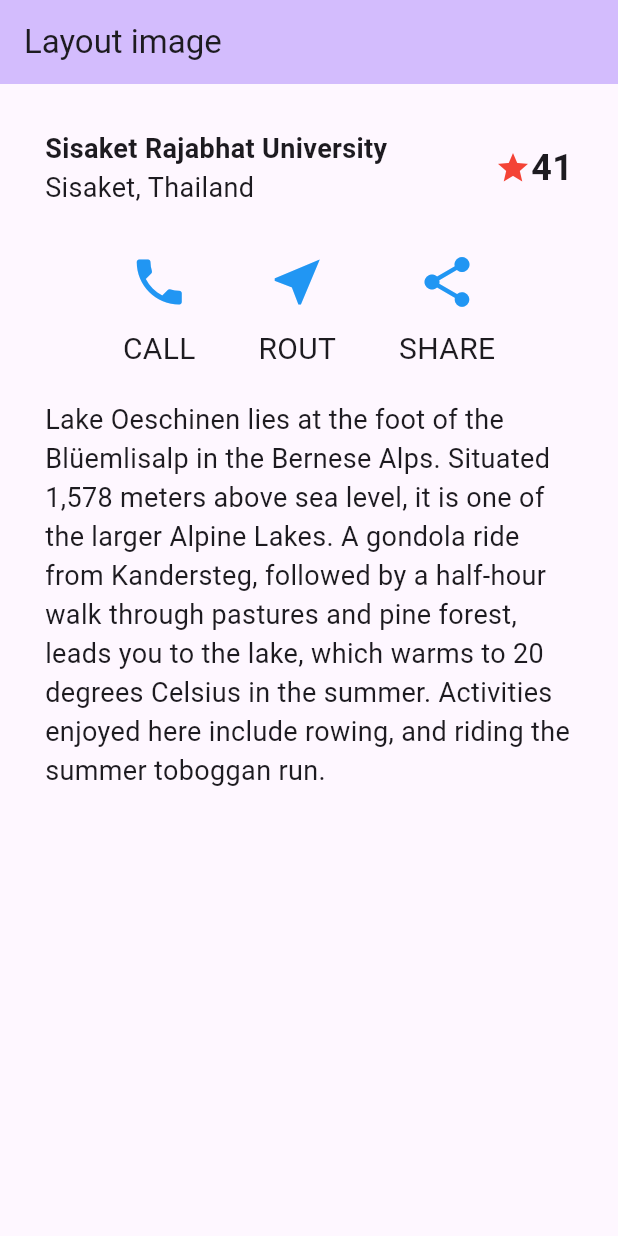
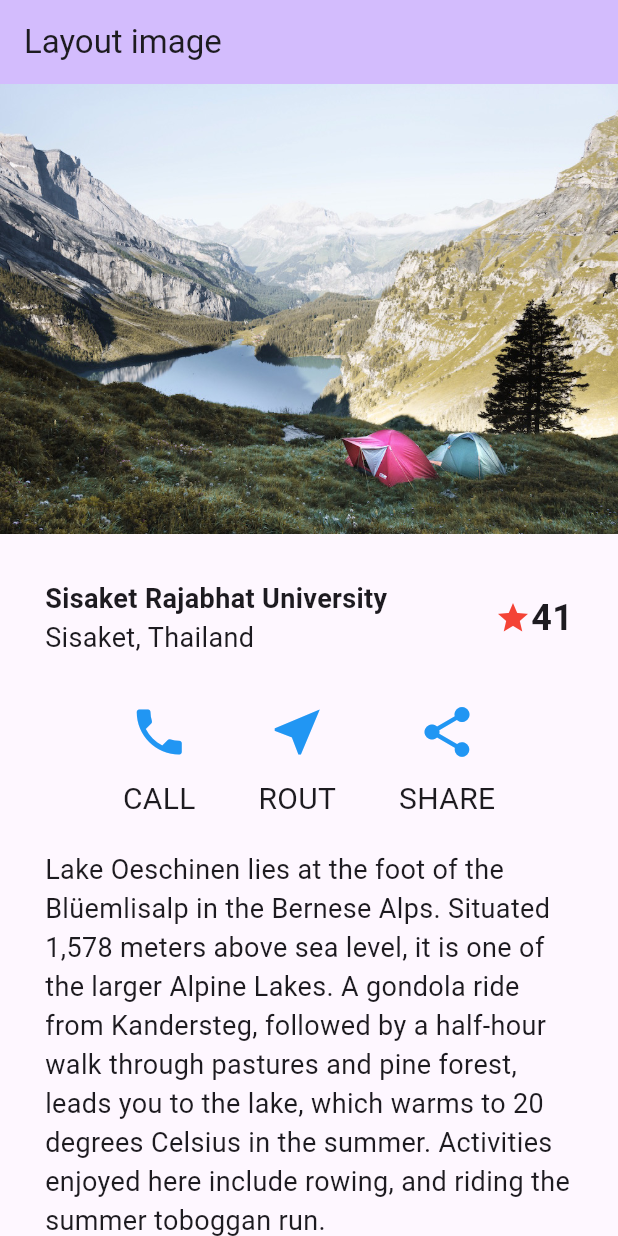
Before and after one commit to numvarn/flutter_layout_image2, a Flutter app: the screen it shows after launch, on a phone screen of 412 x 824 dp. Run offline on Flutter 3.47's test engine with Material 2 defaults, Android fonts, the phone set to English and light mode, and no system bars.

```diff
--- a/lib/home.dart
+++ b/lib/home.dart
@@ -20,13 +20,19 @@ class _MyHomePageState extends State<MyHomePage> {
         title: Text(widget.title),
       ),
       body: Column(
-        children: [
+        children: <Widget>[
+          Image.asset(
+            'images/lake.jpg',
+            width: 600,
+            height: 300,
+            fit: BoxFit.cover,
+          ),
           Padding(
             padding: EdgeInsets.all(30),
             child: Column(
               children: [
                 Row(
-                  children: const [
+                  children: [
                     Expanded(
                       child: Column(
                         crossAxisAlignment: CrossAxisAlignment.start,
```
Also changed, not shown: pubspec.yaml (+4 -6 lines), images/lake.jpg (added).
